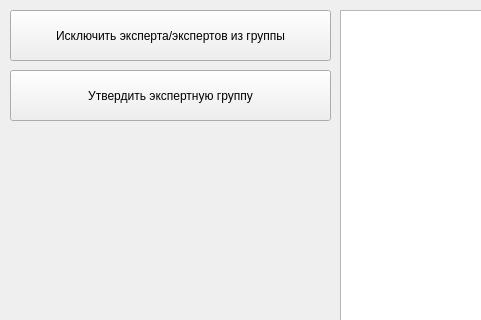
First picture: the form in include_eg_form.ui, repository lernya/dbcs, before the edit; both pictures show x 0 to 481 and y 0 to 320 of the 1127 by 915 pixel window.
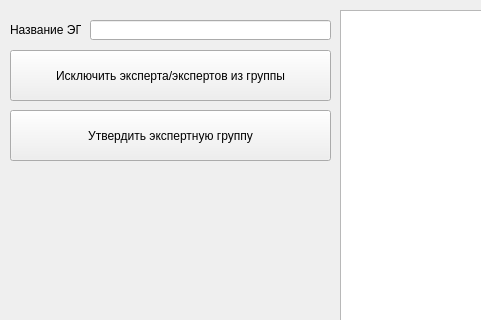
Second picture: the form after the edit.

```diff
--- a/include_eg_form.ui
+++ b/include_eg_form.ui
@@ -28,7 +28,7 @@
     <property name="geometry">
      <rect>
       <x>10</x>
-      <y>10</y>
+      <y>50</y>
       <width>321</width>
       <height>51</height>
      </rect>
@@ -41,7 +41,7 @@
     <property name="geometry">
      <rect>
       <x>10</x>
-      <y>70</y>
+      <y>110</y>
       <width>321</width>
       <height>51</height>
      </rect>
@@ -63,6 +63,29 @@
      <string>Вернуться в меню работы с таблицами</string>
     </property>
    </widget>
+   <widget class="QLabel" name="label">
+    <property name="geometry">
+     <rect>
+      <x>10</x>
+      <y>20</y>
+      <width>71</width>
+      <height>20</height>
+     </rect>
+    </property>
+    <property name="text">
+     <string>Название ЭГ:</string>
+    </property>
+   </widget>
+   <widget class="QLineEdit" name="expertGroupNameEdit">
+    <property name="geometry">
+     <rect>
+      <x>90</x>
+      <y>20</y>
+      <width>241</width>
+      <height>20</height>
+     </rect>
+    </property>
+   </widget>
   </widget>
   <widget class="QMenuBar" name="menubar">
    <property name="geometry">
```
